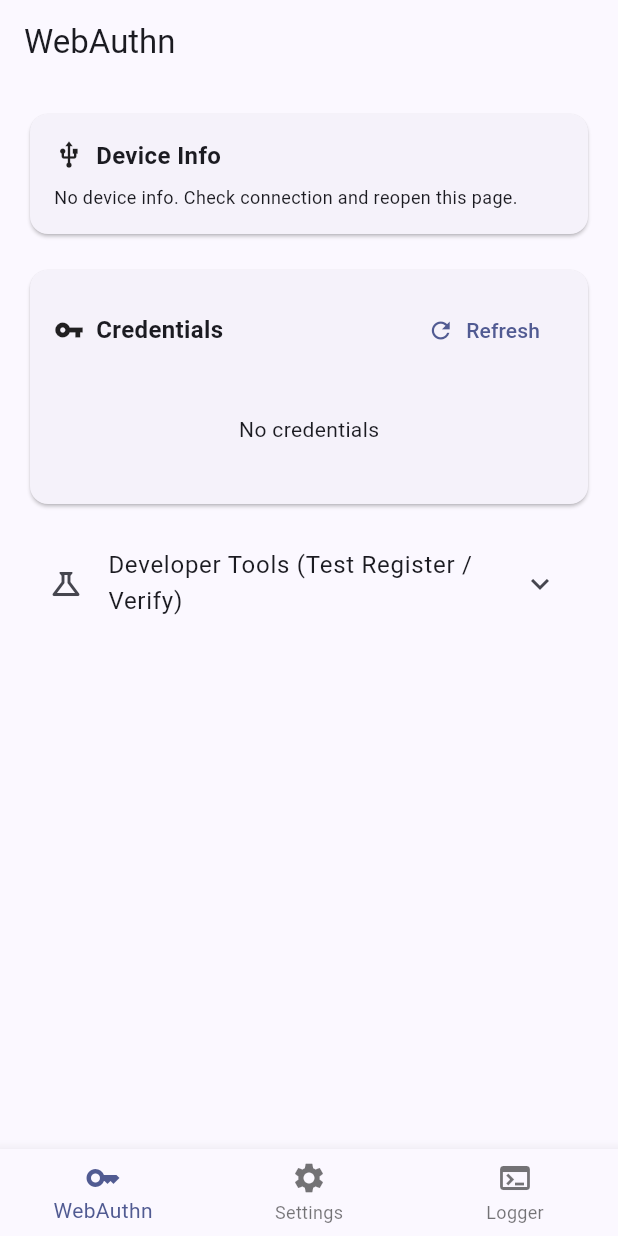
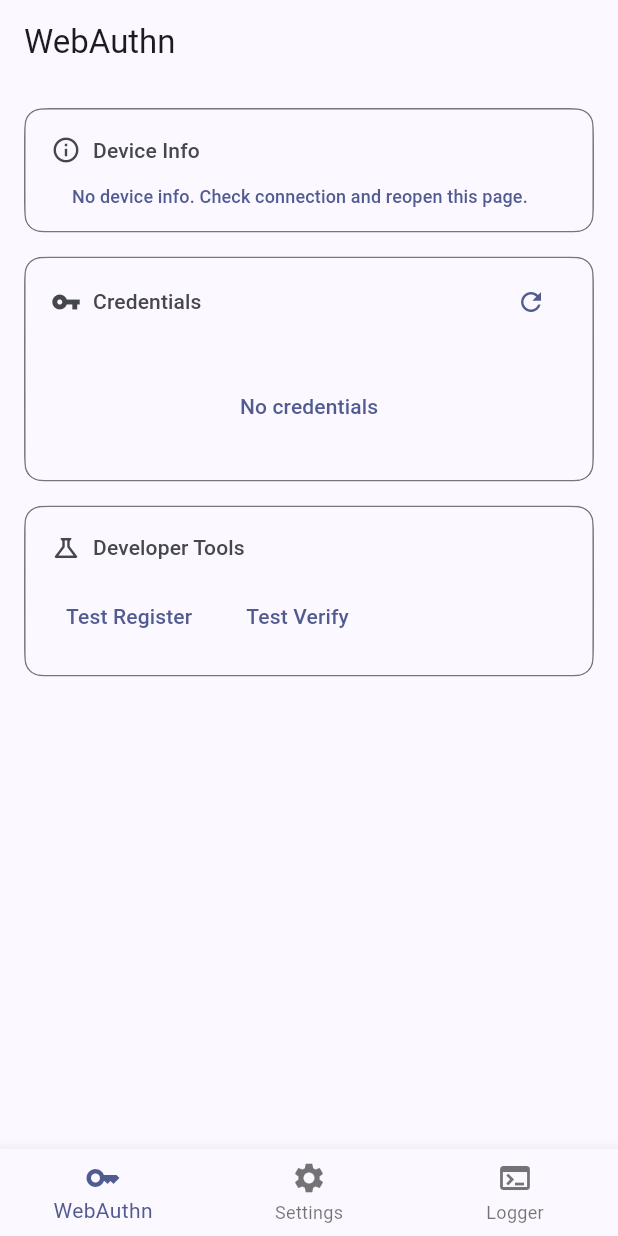
Before and after one commit to nfcim/twokey, a Flutter app: the screen it shows after launch, on a phone screen of 412 x 824 dp. Run offline on Flutter 3.47's test engine with Material 3 defaults, Android fonts, the phone set to English and light mode, and no system bars; our stand-ins replace convert, logger; missing offline and left inert: cbor, ccid, fido2, window_manager.

Commit message:
style: replace Card widget with CommonCard for better styling

```diff
--- a/lib/views/keys/widgets/credentials_section.dart
+++ b/lib/views/keys/widgets/credentials_section.dart
@@ -3,6 +3,7 @@ import 'package:fauth/viewmodels/keys_viewmodel.dart';
 import 'package:fauth/models/credential.dart';
 import 'package:provider/provider.dart';
 import '../dialogs/confirm_delete_credential.dart';
+import 'package:fauth/widgets/card.dart';
 
 class CredentialsSection extends StatelessWidget {
   const CredentialsSection({super.key});
@@ -10,33 +11,48 @@ class CredentialsSection extends StatelessWidget {
   @override
   Widget build(BuildContext context) {
     final vm = context.watch<KeysViewModel>();
-    return Card(
-      child: Padding(
-        padding: const EdgeInsets.all(16.0),
+    return CommonCard(
+      onPressed: () {},
       child: Column(
         crossAxisAlignment: CrossAxisAlignment.start,
         children: [
-            Row(
+          Padding(
+            padding: const EdgeInsets.fromLTRB(18, 6, 18, 0),
+            child: Row(
               children: [
-                const Icon(Icons.vpn_key, size: 20),
+                Icon(
+                  Icons.vpn_key,
+                  size: 20,
+                  color: Theme.of(context).colorScheme.onSurfaceVariant,
+                ),
                 const SizedBox(width: 8),
-                const Text(
+                Expanded(
+                  child: Text(
                     'Credentials',
-                  style: TextStyle(fontSize: 16, fontWeight: FontWeight.w600),
+                    maxLines: 1,
+                    overflow: TextOverflow.ellipsis,
+                    style: Theme.of(context).textTheme.titleSmall?.copyWith(
+                      color: Theme.of(context).colorScheme.onSurfaceVariant,
                     ),
-                const Spacer(),
-                TextButton.icon(
+                  ),
+                ),
+                IconButton(
+                  padding: EdgeInsets.zero,
                   onPressed: vm.isLoading
                       ? null
                       : () async {
                           await vm.fetchCredentials();
                         },
                   icon: const Icon(Icons.refresh),
-                  label: const Text('Refresh'),
                 ),
               ],
             ),
-            const SizedBox(height: 8),
+          ),
+          Padding(
+            padding: const EdgeInsets.fromLTRB(16, 12, 16, 16),
+            child: Column(
+              crossAxisAlignment: CrossAxisAlignment.start,
+              children: [
                 if (vm.isLoading && vm.credentials.isEmpty)
                   const LinearProgressIndicator(),
                 if (vm.credentials.isEmpty && !vm.isLoading)
@@ -58,6 +74,8 @@ class CredentialsSection extends StatelessWidget {
                 ],
               ],
             ),
+          ),
+        ],
       ),
     );
   }
--- a/lib/views/keys/widgets/developer_tools_section.dart
+++ b/lib/views/keys/widgets/developer_tools_section.dart
@@ -1,3 +1,4 @@
+import 'package:fauth/widgets/card.dart';
 import 'package:flutter/material.dart';
 import 'package:fauth/viewmodels/keys_viewmodel.dart';
 import 'package:provider/provider.dart';
@@ -8,16 +9,41 @@ class DeveloperToolsSection extends StatelessWidget {
   @override
   Widget build(BuildContext context) {
     final vm = context.watch<KeysViewModel>();
-    return ExpansionTile(
-      leading: const Icon(Icons.science_outlined),
-      title: const Text('Developer Tools (Test Register / Verify)'),
-      childrenPadding: const EdgeInsets.symmetric(horizontal: 16, vertical: 8),
+    return CommonCard(
+      onPressed: () {},
+      child: Column(
+        crossAxisAlignment: CrossAxisAlignment.start,
         children: [
-        Wrap(
+          Padding(
+            padding: const EdgeInsets.fromLTRB(18, 18, 18, 0),
+            child: Row(
+              mainAxisSize: MainAxisSize.max,
+              children: [
+                Icon(
+                  Icons.science_outlined,
+                  color: Theme.of(context).colorScheme.onSurfaceVariant,
+                ),
+                const SizedBox(width: 8),
+                Expanded(
+                  child: Text(
+                    'Developer Tools',
+                    maxLines: 1,
+                    overflow: TextOverflow.ellipsis,
+                    style: Theme.of(context).textTheme.titleSmall?.copyWith(
+                      color: Theme.of(context).colorScheme.onSurfaceVariant,
+                    ),
+                  ),
+                ),
+              ],
+            ),
+          ),
+          Padding(
+            padding: const EdgeInsets.fromLTRB(16, 12, 16, 16),
+            child: Wrap(
               spacing: 12,
               runSpacing: 8,
               children: [
-            ElevatedButton(
+                TextButton(
                   onPressed: vm.isLoading
                       ? null
                       : () async {
@@ -43,13 +69,15 @@ class DeveloperToolsSection extends StatelessWidget {
                           } catch (e) {
                             if (!context.mounted) return;
                             ScaffoldMessenger.of(context).showSnackBar(
-                          SnackBar(content: Text('Test register error: $e')),
+                              SnackBar(
+                                content: Text('Test register error: $e'),
+                              ),
                             );
                           }
                         },
                   child: const Text('Test Register'),
                 ),
-            ElevatedButton(
+                TextButton(
                   onPressed: vm.isLoading
                       ? null
                       : () async {
@@ -64,7 +92,9 @@ class DeveloperToolsSection extends StatelessWidget {
                               );
                             } else {
                               ScaffoldMessenger.of(context).showSnackBar(
-                            const SnackBar(content: Text('Test verify failed')),
+                                const SnackBar(
+                                  content: Text('Test verify failed'),
+                                ),
                               );
                             }
                           } catch (e) {
@@ -78,7 +108,9 @@ class DeveloperToolsSection extends StatelessWidget {
                 ),
               ],
             ),
+          ),
         ],
+      ),
     );
   }
 }
--- a/lib/views/keys/widgets/device_info_section.dart
+++ b/lib/views/keys/widgets/device_info_section.dart
@@ -2,6 +2,7 @@ import 'package:flutter/material.dart';
 import 'package:fauth/viewmodels/keys_viewmodel.dart';
 import 'package:provider/provider.dart';
 import 'kv_row.dart';
+import 'package:fauth/widgets/card.dart';
 
 class DeviceInfoSection extends StatelessWidget {
   const DeviceInfoSection({super.key});
@@ -9,23 +10,39 @@ class DeviceInfoSection extends StatelessWidget {
   @override
   Widget build(BuildContext context) {
     final vm = context.watch<KeysViewModel>();
-    return Card(
-      child: Padding(
-        padding: const EdgeInsets.all(16.0),
+    return CommonCard(
+      onPressed: () {},
       child: Column(
         crossAxisAlignment: CrossAxisAlignment.start,
         children: [
-            Row(
-              children: const [
-                Icon(Icons.usb, size: 20),
-                SizedBox(width: 8),
-                Text(
+          Padding(
+            padding: const EdgeInsets.fromLTRB(18, 18, 18, 0),
+            child: Row(
+              children: [
+                Icon(
+                  Icons.info_outline,
+                  size: 20,
+                  color: Theme.of(context).colorScheme.onSurfaceVariant,
+                ),
+                const SizedBox(width: 8),
+                Expanded(
+                  child: Text(
                     'Device Info',
-                  style: TextStyle(fontSize: 16, fontWeight: FontWeight.w600),
+                    maxLines: 1,
+                    overflow: TextOverflow.ellipsis,
+                    style: Theme.of(context).textTheme.titleSmall?.copyWith(
+                      color: Theme.of(context).colorScheme.onSurfaceVariant,
+                    ),
+                  ),
                 ),
               ],
             ),
-            const SizedBox(height: 8),
+          ),
+          Padding(
+            padding: const EdgeInsets.fromLTRB(32, 12, 16, 16),
+            child: Column(
+              crossAxisAlignment: CrossAxisAlignment.start,
+              children: [
                 if (vm.authenticatorInfo == null && vm.isLoading)
                   const LinearProgressIndicator(),
                 if (vm.authenticatorInfo != null) ...[
@@ -41,7 +58,8 @@ class DeviceInfoSection extends StatelessWidget {
                   ),
                   KvRow(
                     label: 'Extensions',
-                value: vm.authenticatorInfo!.extensions?.join(', ') ?? 'N/A',
+                    value:
+                        vm.authenticatorInfo!.extensions?.join(', ') ?? 'N/A',
                   ),
                 ] else if (!vm.isLoading) ...[
                   const Text(
@@ -52,6 +70,8 @@ class DeviceInfoSection extends StatelessWidget {
               ],
             ),
           ),
+        ],
+      ),
     );
   }
 }
--- a/lib/views/keys/widgets/kv_row.dart
+++ b/lib/views/keys/widgets/kv_row.dart
@@ -14,11 +14,11 @@ class KvRow extends StatelessWidget {
         crossAxisAlignment: CrossAxisAlignment.start,
         children: [
           SizedBox(
-            width: 96,
+            width: 84,
             child: Text(label, style: const TextStyle(color: Colors.black54)),
           ),
           const SizedBox(width: 8),
-          Expanded(child: SelectableText(value)),
+          Expanded(child: Text(value)),
         ],
       ),
     );
--- /dev/null
+++ b/lib/widgets/card.dart
@@ -0,0 +1,36 @@
+import 'package:flutter/material.dart';
+
+class CommonCard extends StatelessWidget {
+  const CommonCard({
+    super.key,
+    this.onPressed,
+    this.selectWidget,
+    this.padding,
+    required this.child,
+    this.radius = 12,
+  });
+
+  final void Function()? onPressed;
+  final Widget? selectWidget;
+  final EdgeInsets? padding;
+  final Widget child;
+  final double radius;
+
+  @override
+  Widget build(BuildContext context) {
+    return OutlinedButton(
+      clipBehavior: Clip.antiAlias,
+      style: ButtonStyle(
+        padding: const WidgetStatePropertyAll(EdgeInsets.zero),
+        shape: WidgetStatePropertyAll(
+          RoundedSuperellipseBorder(
+            borderRadius: BorderRadius.circular(radius),
+          ),
+        ),
+        iconSize: WidgetStateProperty.all(20),
+      ),
+      onPressed: onPressed,
+      child: child,
+    );
+  }
+}
```
Lines whose indentation alone changed are shown as unchanged.
